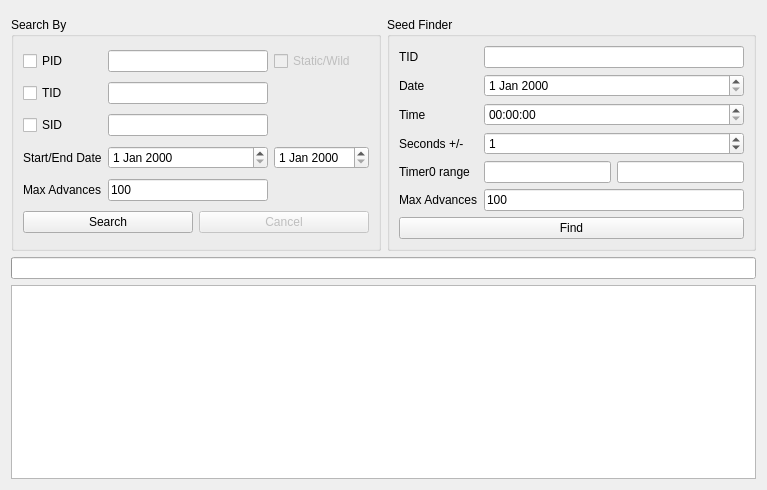
NickPlayeZ/PokeFinder, file Form/Gen5/IDs5.ui: the form before one commit.
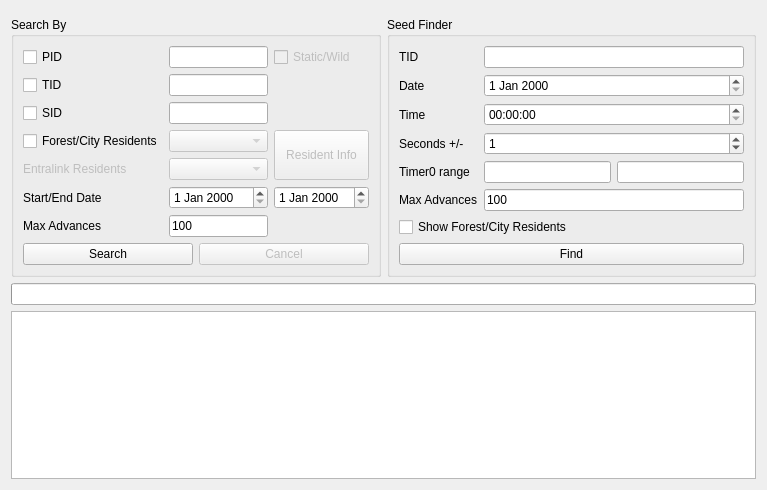
The form after the commit. Custom widgets are drawn as their Qt base class.

Commit message: Add white forest RNG

```diff
--- a/Form/Gen5/IDs5.ui
+++ b/Form/Gen5/IDs5.ui
@@ -70,33 +70,80 @@
        <widget class="TextBox" name="textBoxSID"/>
       </item>
       <item row="3" column="0">
+       <widget class="QCheckBox" name="checkBoxResidents">
+        <property name="text">
+         <string>Forest/City Residents</string>
+        </property>
+       </widget>
+      </item>
+      <item row="3" column="1">
+       <widget class="CheckList" name="comboMenuResidents">
+        <property name="enabled">
+         <bool>false</bool>
+        </property>
+       </widget>
+      </item>
+      <item row="4" column="0">
+       <widget class="QLabel" name="labelEntralinkResidents">
+        <property name="enabled">
+         <bool>false</bool>
+        </property>
+        <property name="text">
+         <string>Entralink Residents</string>
+        </property>
+       </widget>
+      </item>
+      <item row="4" column="1">
+       <widget class="CheckList" name="comboMenuEntralinkResidents">
+        <property name="enabled">
+         <bool>false</bool>
+        </property>
+       </widget>
+      </item>
+      <item row="3" column="2" rowspan="2">
+       <widget class="QPushButton" name="pushButtonResidentInfo">
+        <property name="enabled">
+         <bool>false</bool>
+        </property>
+        <property name="sizePolicy">
+         <sizepolicy hsizetype="Minimum" vsizetype="Expanding">
+          <horstretch>0</horstretch>
+          <verstretch>0</verstretch>
+         </sizepolicy>
+        </property>
+        <property name="text">
+         <string>Resident Info</string>
+        </property>
+       </widget>
+      </item>
+      <item row="5" column="0">
        <widget class="QLabel" name="labelDateTime">
         <property name="text">
          <string>Start/End Date</string>
         </property>
        </widget>
       </item>
-      <item row="3" column="1">
+      <item row="5" column="1">
        <widget class="DateEdit" name="dateEditStart"/>
       </item>
-      <item row="3" column="2">
+      <item row="5" column="2">
        <widget class="DateEdit" name="dateEditEnd"/>
       </item>
-      <item row="4" column="0">
+      <item row="6" column="0">
        <widget class="QLabel" name="labelMaxFrame">
         <property name="text">
          <string>Max Advances</string>
         </property>
        </widget>
       </item>
-      <item row="4" column="1">
+      <item row="6" column="1">
        <widget class="TextBox" name="textBoxMaxAdvances">
         <property name="text">
          <string notr="true">100</string>
         </property>
        </widget>
       </item>
-      <item row="5" column="0" colspan="3">
+      <item row="7" column="0" colspan="3">
        <layout class="QHBoxLayout" name="horizontalLayout">
         <item>
          <widget class="QPushButton" name="pushButtonSearch">
@@ -211,6 +258,13 @@
        </widget>
       </item>
       <item row="6" column="0" colspan="3">
+       <widget class="QCheckBox" name="checkBoxSeedFinderResidents">
+        <property name="text">
+         <string>Show Forest/City Residents</string>
+        </property>
+       </widget>
+      </item>
+      <item row="7" column="0" colspan="3">
        <widget class="QPushButton" name="pushButtonFind">
         <property name="text">
          <string>Find</string>
@@ -250,6 +304,11 @@
    <extends>QDateEdit</extends>
    <header>Form/Controls/DateEdit.hpp</header>
   </customwidget>
+  <customwidget>
+   <class>CheckList</class>
+   <extends>QComboBox</extends>
+   <header>Form/Controls/CheckList.hpp</header>
+  </customwidget>
  </customwidgets>
  <tabstops>
   <tabstop>checkBoxPID</tabstop>
```
Left out of the diff: 5 changed lines with no effect on the pictures. The commit also changes 49 other files.
